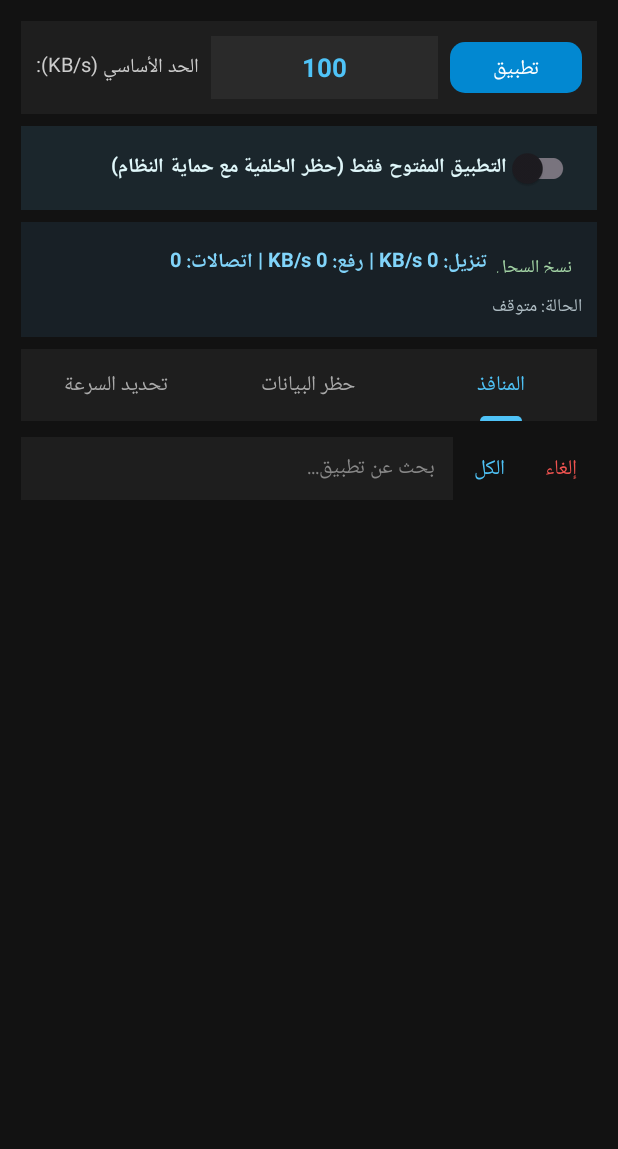
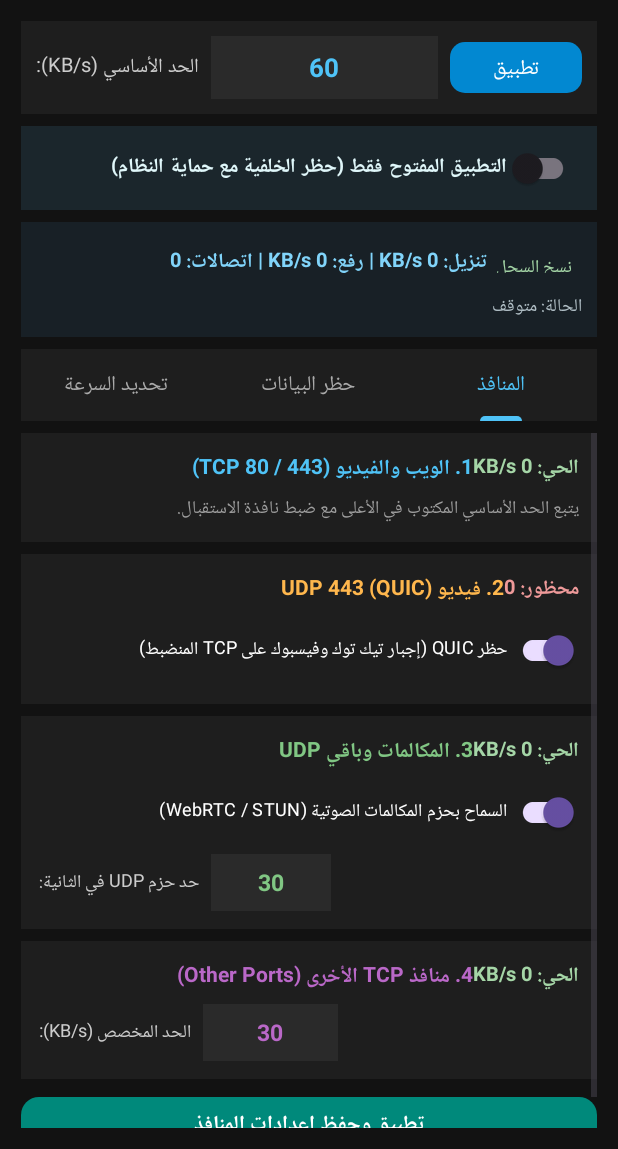
Before and after one commit to rew733/net-throttle, an Android app: the screen it shows after launch (MainActivity), tab 3 chosen, on a phone screen of 412 x 824 dp, the part 87-1236 px from its top. Run offline under Robolectric (Android 15) with nearby library versions, the phone set to English and light mode, and no system bars; libraries missing offline, so code that uses them is left out: hev.htproxy.

Commit message:
Enhance MainActivity with ports and protocols management
Added UI elements and logic for managing ports and protocols, including settings for TCP and UDP traffic. Updated speed settings and diagnostic log reporting.

```diff
--- a/app/src/main/java/com/rew733/netthrottle/MainActivity.kt
+++ b/app/src/main/java/com/rew733/netthrottle/MainActivity.kt
@@ -17,8 +17,11 @@ import android.os.Process
 import android.provider.Settings
 import android.text.Editable
 import android.text.TextWatcher
+import android.view.View
 import android.view.inputmethod.InputMethodManager
 import android.widget.EditText
+import android.widget.LinearLayout
+import android.widget.ScrollView
 import android.widget.TextView
 import android.widget.Toast
 import androidx.activity.result.contract.ActivityResultContracts
@@ -45,13 +48,33 @@ class MainActivity : AppCompatActivity() {
     private lateinit var btnCopyLog: MaterialButton
     private lateinit var tvDiagnosticLog: TextView
     private lateinit var tabLayout: TabLayout
+
+    // حاوية التبويب الأول والثاني
+    private lateinit var appsContainer: LinearLayout
     private lateinit var etSearch: EditText
     private lateinit var btnSelectAll: MaterialButton
     private lateinit var btnDeselectAll: MaterialButton
     private lateinit var rvApps: RecyclerView
     private lateinit var adapter: AppAdapter
 
-    private var currentSpeedKbps: Int = 100
+    // عناصر التبويب الثالث (المنافذ والبروتوكولات)
+    private lateinit var portsContainer: ScrollView
+    private lateinit var tvWebTcpLive: TextView
+    private lateinit var tvQuicLive: TextView
+    private lateinit var switchBlockQuic: SwitchMaterial
+    private lateinit var tvCallsUdpLive: TextView
+    private lateinit var switchAllowCallsUdp: SwitchMaterial
+    private lateinit var etCallsPps: EditText
+    private lateinit var tvOtherTcpLive: TextView
+    private lateinit var etOtherTcpSpeed: EditText
+    private lateinit var btnApplyPorts: MaterialButton
+
+    private var currentSpeedKbps: Int = 60
+    private var currentOtherTcpKbps: Int = 30
+    private var currentBlockQuic: Boolean = true
+    private var currentAllowCallsUdp: Boolean = true
+    private var currentCallsPps: Int = 30
+
     private val uiHandler = Handler(Looper.getMainLooper())
 
     private val uiStatsUpdater = object : Runnable {
@@ -61,6 +84,13 @@ class MainActivity : AppCompatActivity() {
             val conns = ThrottleVpnService.liveConnections
             tvLiveStats.text = "تنزيل: $down KB/s | رفع: $up KB/s | اتصالات: $conns"
             tvDiagnosticLog.text = ThrottleVpnService.diagnosticStatus
+
+            // تحديث العدادات الحية داخل تبويب المنافذ
+            tvWebTcpLive.text = "الحي: ${ThrottleVpnService.liveWebTcpKbps} KB/s"
+            tvQuicLive.text = "محظور: ${ThrottleVpnService.liveQuicBlockedCount}"
+            tvCallsUdpLive.text = "الحي: ${ThrottleVpnService.liveCallsUdpKbps} KB/s"
+            tvOtherTcpLive.text = "الحي: ${ThrottleVpnService.liveOtherTcpKbps} KB/s"
+
             updateToggleButton()
             uiHandler.postDelayed(this, 1000L)
         }
@@ -93,14 +123,37 @@ class MainActivity : AppCompatActivity() {
         btnCopyLog = findViewById(R.id.btnCopyLog)
         tvDiagnosticLog = findViewById(R.id.tvDiagnosticLog)
         tabLayout = findViewById(R.id.tabLayout)
+
+        appsContainer = findViewById(R.id.appsContainer)
         etSearch = findViewById(R.id.etSearch)
         btnSelectAll = findViewById(R.id.btnSelectAll)
         btnDeselectAll = findViewById(R.id.btnDeselectAll)
         rvApps = findViewById(R.id.rvApps)
 
+        portsContainer = findViewById(R.id.portsContainer)
+        tvWebTcpLive = findViewById(R.id.tvWebTcpLive)
+        tvQuicLive = findViewById(R.id.tvQuicLive)
+        switchBlockQuic = findViewById(R.id.switchBlockQuic)
+        tvCallsUdpLive = findViewById(R.id.tvCallsUdpLive)
+        switchAllowCallsUdp = findViewById(R.id.switchAllowCallsUdp)
+        etCallsPps = findViewById(R.id.etCallsPps)
+        tvOtherTcpLive = findViewById(R.id.tvOtherTcpLive)
+        etOtherTcpSpeed = findViewById(R.id.etOtherTcpSpeed)
+        btnApplyPorts = findViewById(R.id.btnApplyPorts)
+
         val prefs = getSharedPreferences("net_throttle_prefs", Context.MODE_PRIVATE)
-        currentSpeedKbps = prefs.getInt("speed_kbps", 100).coerceAtLeast(1)
+        currentSpeedKbps = prefs.getInt("speed_kbps", 60).coerceAtLeast(1)
+        currentOtherTcpKbps = prefs.getInt("other_tcp_kbps", 30).coerceAtLeast(1)
+        currentBlockQuic = prefs.getBoolean("block_quic", true)
+        currentAllowCallsUdp = prefs.getBoolean("allow_calls_udp", true)
+        currentCallsPps = prefs.getInt("calls_pps", 30).coerceAtLeast(1)
+
         switchForegroundOnly.isChecked = prefs.getBoolean("foreground_only_mode", false)
+        etSpeedInput.setText(currentSpeedKbps.toString())
+        etOtherTcpSpeed.setText(currentOtherTcpKbps.toString())
+        switchBlockQuic.isChecked = currentBlockQuic
+        switchAllowCallsUdp.isChecked = currentAllowCallsUdp
+        etCallsPps.setText(currentCallsPps.toString())
 
         switchForegroundOnly.setOnCheckedChangeListener { _, isChecked ->
             if (isChecked && !hasUsageStatsPermission()) {
@@ -128,8 +181,6 @@ class MainActivity : AppCompatActivity() {
         rvApps.layoutManager = LinearLayoutManager(this)
         rvApps.adapter = adapter
 
-        etSpeedInput.setText(currentSpeedKbps.toString())
-
         btnApplySpeed.setOnClickListener {
             val enteredText = etSpeedInput.text.toString().trim()
             val parsed = enteredText.toIntOrNull()
@@ -139,9 +190,7 @@ class MainActivity : AppCompatActivity() {
             }
             currentSpeedKbps = parsed
             prefs.edit().putInt("speed_kbps", currentSpeedKbps).apply()
-
-            val imm = getSystemService(Context.INPUT_METHOD_SERVICE) as InputMethodManager
-            imm.hideSoftInputFromWindow(etSpeedInput.windowToken, 0)
+            hideKeyboard(etSpeedInput)
 
             if (ThrottleVpnService.isRunning) {
                 val intent = Intent(this, ThrottleVpnService::class.java).apply {
@@ -150,18 +199,55 @@ class MainActivity : AppCompatActivity() {
                 }
                 startService(intent)
             }
-            Toast.makeText(this, "تم ضبط السرعة على $currentSpeedKbps KB/s", Toast.LENGTH_SHORT).show()
+            Toast.makeText(this, "تم ضبط الحد الأساسي على $currentSpeedKbps KB/s", Toast.LENGTH_SHORT).show()
+        }
+
+        btnApplyPorts.setOnClickListener {
+            val parsedOther = etOtherTcpSpeed.text.toString().trim().toIntOrNull()
+            val parsedPps = etCallsPps.text.toString().trim().toIntOrNull()
+            if (parsedOther == null || parsedOther < 1 || parsedPps == null || parsedPps < 1) {
+                Toast.makeText(this, "أدخل أرقاماً صحيحة أكبر من 0", Toast.LENGTH_SHORT).show()
+                return@setOnClickListener
+            }
+
+            currentOtherTcpKbps = parsedOther
+            currentCallsPps = parsedPps
+            currentBlockQuic = switchBlockQuic.isChecked
+            currentAllowCallsUdp = switchAllowCallsUdp.isChecked
+
+            prefs.edit()
+                .putInt("other_tcp_kbps", currentOtherTcpKbps)
+                .putInt("calls_pps", currentCallsPps)
+                .putBoolean("block_quic", currentBlockQuic)
+                .putBoolean("allow_calls_udp", currentAllowCallsUdp)
+                .apply()
+
+            hideKeyboard(etOtherTcpSpeed)
+
+            if (ThrottleVpnService.isRunning) {
+                val intent = Intent(this, ThrottleVpnService::class.java).apply {
+                    action = ThrottleVpnService.ACTION_UPDATE_PORTS
+                    putExtra(ThrottleVpnService.EXTRA_SPEED_KBPS, currentSpeedKbps)
+                    putExtra(ThrottleVpnService.EXTRA_OTHER_TCP_KBPS, currentOtherTcpKbps)
+                    putExtra(ThrottleVpnService.EXTRA_BLOCK_QUIC, currentBlockQuic)
+                    putExtra(ThrottleVpnService.EXTRA_ALLOW_CALLS_UDP, currentAllowCallsUdp)
+                    putExtra(ThrottleVpnService.EXTRA_CALLS_PPS, currentCallsPps)
+                }
+                startService(intent)
+            }
+            Toast.makeText(this, "تم حفظ وتطبيق إعدادات المنافذ", Toast.LENGTH_SHORT).show()
         }
 
         btnCopyLog.setOnClickListener {
             val report = buildString {
                 appendLine("=== تقرير NetThrottle ===")
-                appendLine("السرعة المحددة: $currentSpeedKbps KB/s")
+                appendLine("الحد الأساسي (Web TCP): $currentSpeedKbps KB/s")
+                appendLine("حظر QUIC (UDP 443): $currentBlockQuic (محظور: ${ThrottleVpnService.liveQuicBlockedCount})")
+                appendLine("مكالمات UDP: $currentAllowCallsUdp ($currentCallsPps pps | الحي: ${ThrottleVpnService.liveCallsUdpKbps} KB/s)")
+                appendLine("منافذ TCP الأخرى: $currentOtherTcpKbps KB/s (الحي: ${ThrottleVpnService.liveOtherTcpKbps} KB/s)")
                 appendLine("وضع التطبيق المفتوح فقط: ${switchForegroundOnly.isChecked}")
                 appendLine("القياس الحي: ${tvLiveStats.text}")
                 appendLine("السجل: ${ThrottleVpnService.diagnosticStatus}")
-                appendLine("تطبيقات التحديد (${adapter.throttledPackages.size}): ${adapter.throttledPackages.joinToString()}")
-                appendLine("تطبيقات الحظر (${adapter.blockedPackages.size}): ${adapter.blockedPackages.joinToString()}")
             }
             val clipboard = getSystemService(Context.CLIPBOARD_SERVICE) as ClipboardManager
             clipboard.setPrimaryClip(ClipData.newPlainText("NetThrottle Log", report))
@@ -183,7 +269,15 @@ class MainActivity : AppCompatActivity() {
 
         tabLayout.addOnTabSelectedListener(object : TabLayout.OnTabSelectedListener {
             override fun onTabSelected(tab: TabLayout.Tab?) {
-                adapter.currentTab = tab?.position ?: 0
+                val pos = tab?.position ?: 0
+                if (pos == 2) {
+                    appsContainer.visibility = View.GONE
+                    portsContainer.visibility = View.VISIBLE
+                } else {
+                    portsContainer.visibility = View.GONE
+                    appsContainer.visibility = View.VISIBLE
+                    adapter.currentTab = pos
+                }
             }
 
             override fun onTabUnselected(tab: TabLayout.Tab?) {}
@@ -234,6 +328,11 @@ class MainActivity : AppCompatActivity() {
 
         requestNotificationPermissionIfNeeded()
         loadInstalledApps()
+    }
+
+    private fun hideKeyboard(view: View) {
+        val imm = getSystemService(Context.INPUT_METHOD_SERVICE) as InputMethodManager
+        imm.hideSoftInputFromWindow(view.windowToken, 0)
     }
 
     override fun onResume() {
@@ -310,6 +409,10 @@ class MainActivity : AppCompatActivity() {
             putStringArrayListExtra(ThrottleVpnService.EXTRA_PACKAGES, ArrayList(adapter.throttledPackages))
             putStringArrayListExtra(ThrottleVpnService.EXTRA_BLOCKED_PACKAGES, ArrayList(adapter.blockedPackages))
             putExtra(ThrottleVpnService.EXTRA_SPEED_KBPS, currentSpeedKbps)
+            putExtra(ThrottleVpnService.EXTRA_OTHER_TCP_KBPS, currentOtherTcpKbps)
+            putExtra(ThrottleVpnService.EXTRA_BLOCK_QUIC, switchBlockQuic.isChecked)
+            putExtra(ThrottleVpnService.EXTRA_ALLOW_CALLS_UDP, switchAllowCallsUdp.isChecked)
+            putExtra(ThrottleVpnService.EXTRA_CALLS_PPS, currentCallsPps)
             putExtra(ThrottleVpnService.EXTRA_FOREGROUND_ONLY_MODE, switchForegroundOnly.isChecked)
         }
         ContextCompat.startForegroundService(this, intent)
```
